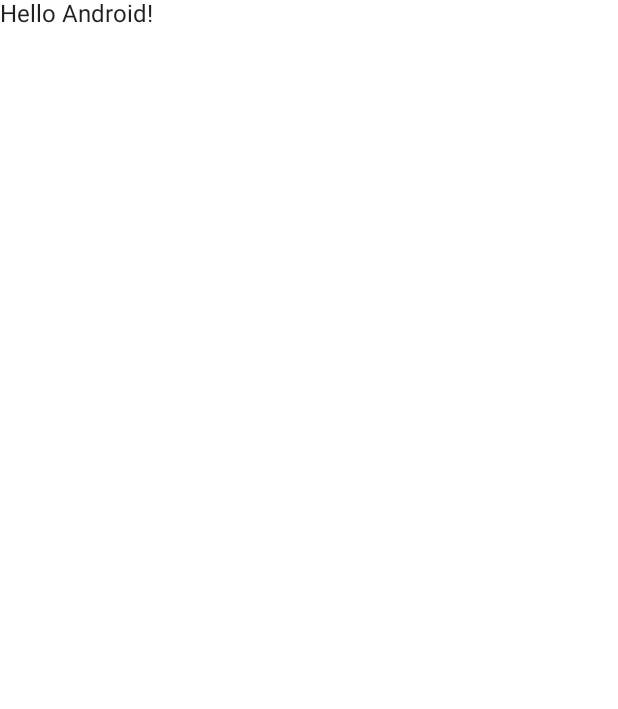
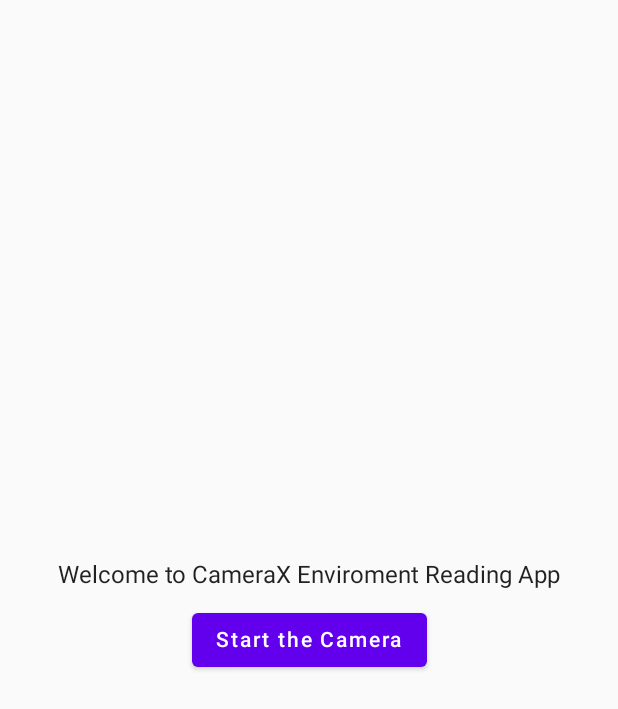
Before and after one commit to lucasnpc/CameraXApp, an Android app built with Jetpack Compose: the screen it shows after launch (MainActivity), on a phone screen of 412 x 824 dp. Before the commit the part shown is almost empty. Shown: the top 709 px of the screen. Run offline under Robolectric (Android 15) with nearby library versions, the phone set to English and light mode, and no system bars.

```diff
--- a/app/src/main/java/com/example/cameraxapp/MainActivity.kt
+++ /dev/null
@@ -1,40 +0,0 @@
-package com.example.cameraxapp
-
-import android.os.Bundle
-import androidx.activity.ComponentActivity
-import androidx.activity.compose.setContent
-import androidx.compose.foundation.layout.fillMaxSize
-import androidx.compose.material.MaterialTheme
-import androidx.compose.material.Surface
-import androidx.compose.material.Text
-import androidx.compose.runtime.Composable
-import androidx.compose.ui.Modifier
-import androidx.compose.ui.tooling.preview.Preview
-import com.example.cameraxapp.ui.theme.CameraXAppTheme
-
-class MainActivity : ComponentActivity() {
-    override fun onCreate(savedInstanceState: Bundle?) {
-        super.onCreate(savedInstanceState)
-        setContent {
-            CameraXAppTheme {
-                // A surface container using the 'background' color from the theme
-                Surface(modifier = Modifier.fillMaxSize(), color = MaterialTheme.colors.background) {
-                    Greeting("Android")
-                }
-            }
-        }
-    }
-}
-
-@Composable
-fun Greeting(name: String) {
-    Text(text = "Hello $name!")
-}
-
-@Preview(showBackground = true)
-@Composable
-fun DefaultPreview() {
-    CameraXAppTheme {
-        Greeting("Android")
-    }
-}
--- /dev/null
+++ b/app/src/main/java/com/example/cameraxapp/main/MainActivity.kt
@@ -0,0 +1,21 @@
+package com.example.cameraxapp.main
+
+import android.os.Bundle
+import androidx.activity.ComponentActivity
+import androidx.activity.compose.setContent
+import androidx.activity.viewModels
+import com.example.cameraxapp.main.components.MainContent
+import com.example.cameraxapp.ui.theme.CameraXAppTheme
+
+class MainActivity : ComponentActivity() {
+    private val viewModel: MainViewModel by viewModels()
+
+    override fun onCreate(savedInstanceState: Bundle?) {
+        super.onCreate(savedInstanceState)
+        setContent {
+            CameraXAppTheme {
+                MainContent(viewModel = viewModel, context = this)
+            }
+        }
+    }
+}
--- /dev/null
+++ b/app/src/main/java/com/example/cameraxapp/main/MainViewModel.kt
@@ -0,0 +1,12 @@
+package com.example.cameraxapp.main
+
+import android.content.Context
+import android.content.Intent
+import androidx.lifecycle.ViewModel
+import com.example.cameraxapp.CameraActivity
+
+class MainViewModel : ViewModel() {
+    fun startCameraActivity(context: Context) {
+        context.startActivity(Intent(context, CameraActivity::class.java))
+    }
+}
--- /dev/null
+++ b/app/src/main/java/com/example/cameraxapp/main/components/MainContent.kt
@@ -0,0 +1,24 @@
+package com.example.cameraxapp.main.components
+
+import android.content.Context
+import androidx.compose.foundation.layout.*
+import androidx.compose.material.Button
+import androidx.compose.material.Text
+import androidx.compose.runtime.Composable
+import androidx.compose.ui.Alignment
+import androidx.compose.ui.Modifier
+import androidx.compose.ui.unit.dp
+import com.example.cameraxapp.main.MainViewModel
+
+@Composable
+fun MainContent(viewModel: MainViewModel, context: Context) {
+    Box(modifier = Modifier.fillMaxSize(), contentAlignment = Alignment.Center) {
+        Column(horizontalAlignment = Alignment.CenterHorizontally) {
+            Text(text = "Welcome to CameraX Enviroment Reading App")
+            Spacer(modifier = Modifier.height(10.dp))
+            Button(onClick = { viewModel.startCameraActivity(context) }) {
+                Text(text = "Start the Camera")
+            }
+        }
+    }
+}
--- /dev/null
+++ b/app/src/main/res/values-land/dimens.xml
@@ -0,0 +1,3 @@
+<resources>
+        <dimen name="fab_margin">48dp</dimen>
+    </resources>
--- /dev/null
+++ b/app/src/main/res/values-w1240dp/dimens.xml
@@ -0,0 +1,3 @@
+<resources>
+        <dimen name="fab_margin">200dp</dimen>
+    </resources>
--- /dev/null
+++ b/app/src/main/res/values-w600dp/dimens.xml
@@ -0,0 +1,3 @@
+<resources>
+        <dimen name="fab_margin">48dp</dimen>
+    </resources>
--- /dev/null
+++ b/app/src/main/res/values/dimens.xml
@@ -0,0 +1,3 @@
+<resources>
+        <dimen name="fab_margin">16dp</dimen>
+    </resources>
--- a/app/src/main/res/values/strings.xml
+++ b/app/src/main/res/values/strings.xml
@@ -1,3 +1,6 @@
 <resources>
     <string name="app_name">CameraXApp</string>
+    <string name="take_photo">Take Photo</string>
+    <string name="start_capture">Start Capture</string>
+    <string name="stop_capture">Stop Capture</string>
 </resources>
--- a/app/src/main/res/values/themes.xml
+++ b/app/src/main/res/values/themes.xml
@@ -2,6 +2,23 @@
 <resources>
 
     <style name="Theme.CameraXApp" parent="android:Theme.Material.Light.NoActionBar">
+        <item name="colorPrimary">@color/purple_200</item>
+        <item name="colorPrimaryVariant">@color/purple_500</item>
+        <item name="colorOnPrimary">@color/white</item>
+        <!-- Secondary brand color. -->
+        <item name="colorSecondary">@color/teal_200</item>
+        <item name="colorSecondaryVariant">@color/teal_700</item>
+        <item name="colorOnSecondary">@color/black</item>
         <item name="android:statusBarColor">@color/purple_700</item>
+        <!-- Status bar color. -->
     </style>
+
+    <style name="Theme.CameraXApp.NoActionBar">
+        <item name="windowActionBar">false</item>
+        <item name="windowNoTitle">true</item>
+    </style>
+
+    <style name="Theme.CameraXApp.AppBarOverlay" parent="ThemeOverlay.AppCompat.Dark.ActionBar" />
+
+    <style name="Theme.CameraXApp.PopupOverlay" parent="ThemeOverlay.AppCompat.Light" />
 </resources>
--- a/build.gradle
+++ b/build.gradle
@@ -1,12 +1,12 @@
 buildscript {
     ext {
-        compose_version = '1.0.1'
+        compose_version = '1.1.0'
     }
 }// Top-level build file where you can add configuration options common to all sub-projects/modules.
 plugins {
     id 'com.android.application' version '7.1.1' apply false
     id 'com.android.library' version '7.1.1' apply false
-    id 'org.jetbrains.kotlin.android' version '1.5.21' apply false
+    id 'org.jetbrains.kotlin.android' version '1.6.10' apply false
 }
 
 task clean(type: Delete) {
```
Also changed, not shown: app/build.gradle (+15 -0 lines), app/src/main/AndroidManifest.xml (+17 -3 lines), app/src/main/java/com/example/cameraxapp/CameraActivity.kt (added, +187 -0 lines), app/src/main/res/layout/activity_camera.xml (added, +50 -0 lines).
